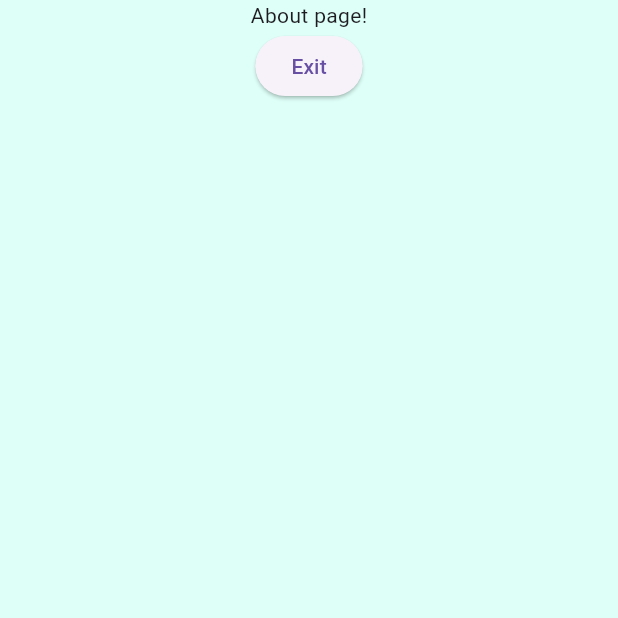
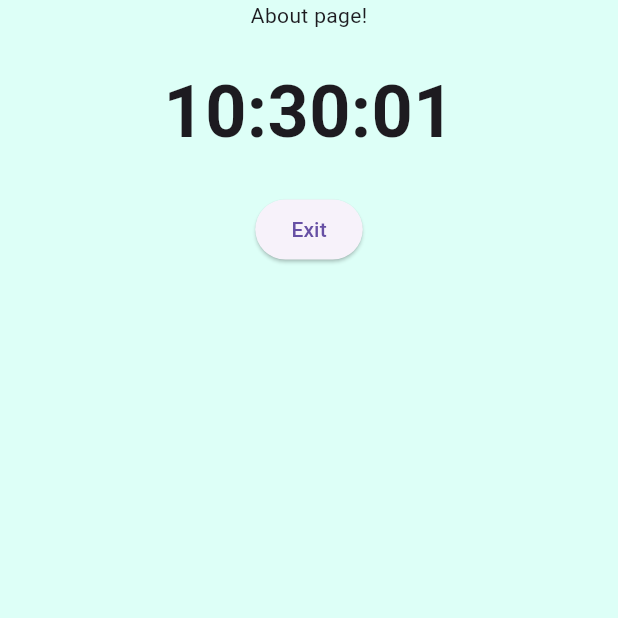
Before and after one commit to khairil-hisham/flutter_tutorial, a Flutter app: the AboutPage screen opened directly, on a phone screen of 412 x 824 dp, the top half of it. Run offline on Flutter 3.47's test engine with Material 3 defaults, Android fonts, the phone set to English and light mode, and no system bars.

```diff
--- a/lib/main.dart
+++ b/lib/main.dart
@@ -1,5 +1,6 @@
 import 'package:flutter/material.dart';
 import 'package:flutter/services.dart';
+import 'dart:async';
 
 void main() => runApp(const MyApp());
 
@@ -60,6 +61,9 @@ class _AboutPageState extends State<AboutPage>{
           child: Column(
             children:[
               Text("About page!"),
+              SizedBox(height:20),
+              DigitalClock(),
+              SizedBox(height:20),
               ElevatedButton(
                 onPressed: () {
                   print('clicked');
@@ -73,3 +77,42 @@ class _AboutPageState extends State<AboutPage>{
     );
   }
 }
+
+
+
+class DigitalClock extends StatefulWidget {
+  @override
+  _DigitalClockState createState() => _DigitalClockState();
+}
+
+class _DigitalClockState extends State<DigitalClock> {
+  late Timer _timer;
+  late DateTime _now;
+
+  @override
+  void initState() {
+    super.initState();
+    _now = DateTime.now();
+    _timer = Timer.periodic(const Duration(seconds: 1), (timer) {
+      setState(() {
+        _now = DateTime.now();
+      });
+    });
+  }
+
+  @override
+  void dispose() {
+    _timer.cancel();
+    super.dispose();
+  }
+
+  @override
+  Widget build(BuildContext context) {
+    return Text(
+      "${_now.hour.toString().padLeft(2, '0')}:"
+      "${_now.minute.toString().padLeft(2, '0')}:"
+      "${_now.second.toString().padLeft(2, '0')}",
+      style: const TextStyle(fontSize: 48, fontWeight: FontWeight.bold),
+    );
+  }
+}
```
